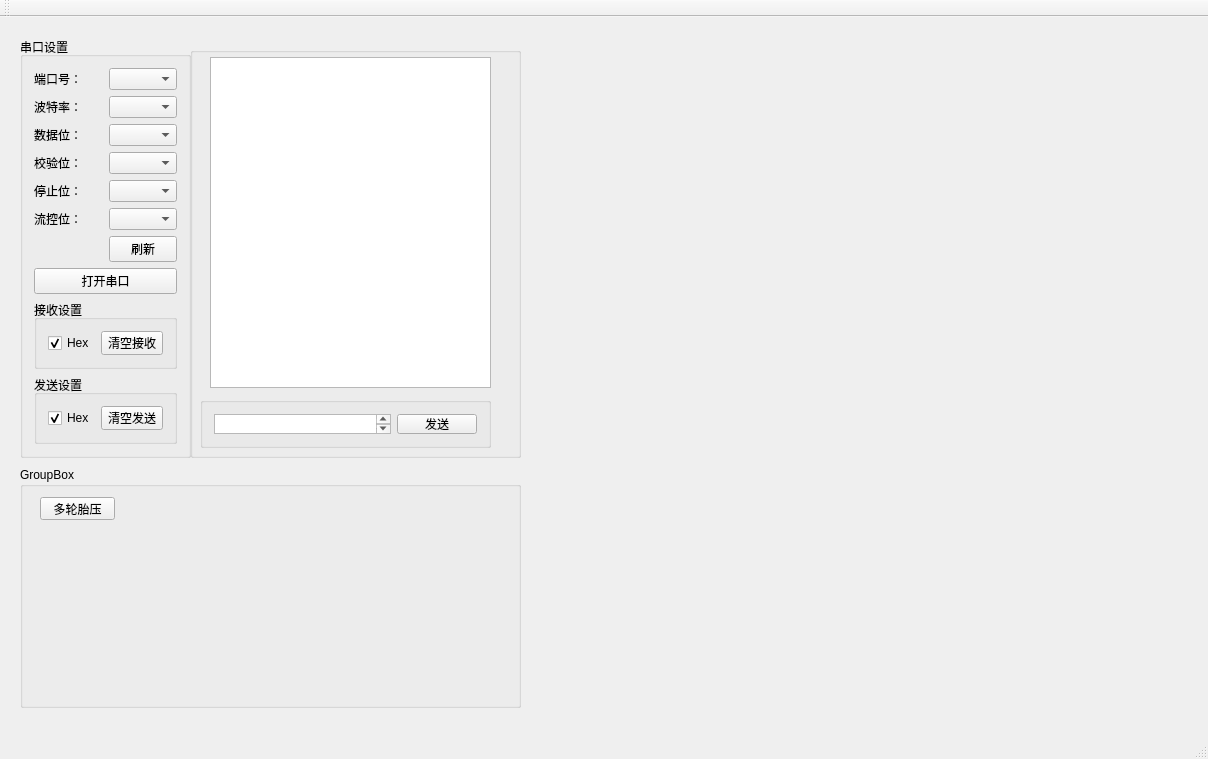
Before: the Qt Designer form uart_demo/mainwindow.ui in maoqian5/QT_ailink_demo, drawn with Qt 5.
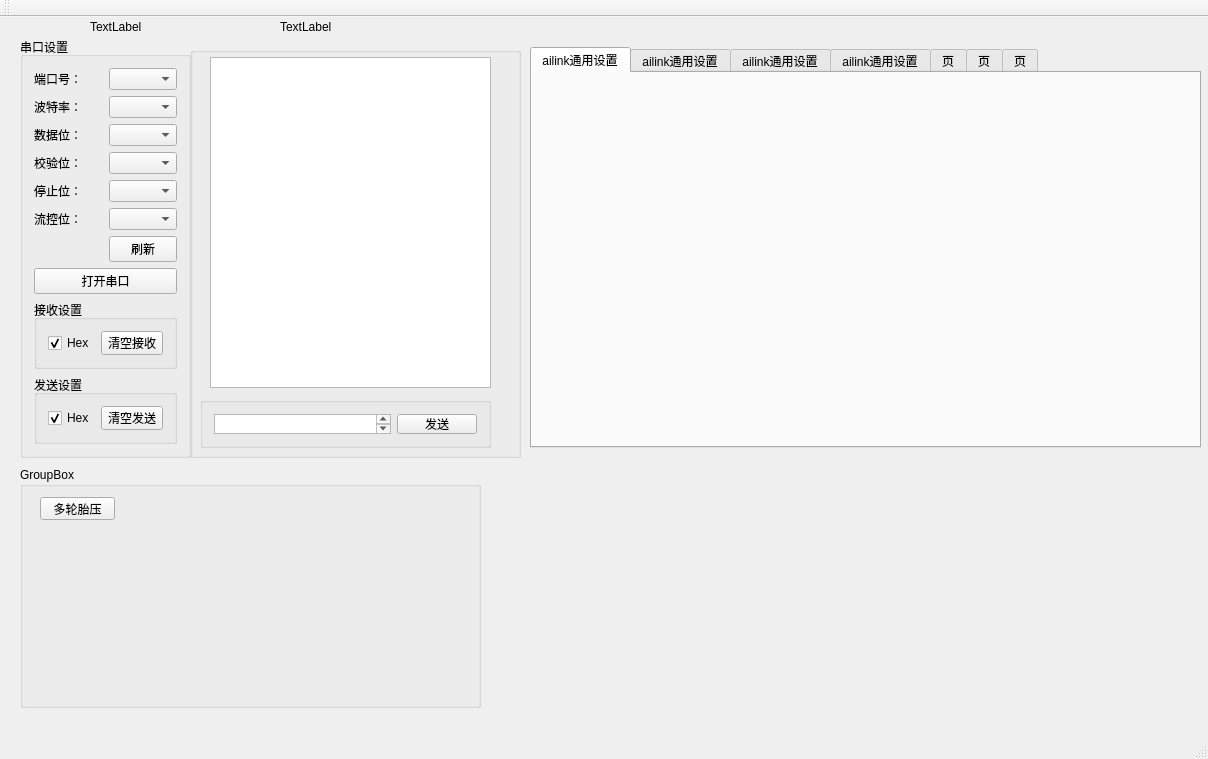
After: the same form once the commit is applied.

Commit message: 考虑用tabwidget来做功能窗口

The edit to the form file:
```diff
--- a/uart_demo/mainwindow.ui
+++ b/uart_demo/mainwindow.ui
@@ -208,7 +208,7 @@
      <rect>
       <x>20</x>
       <y>450</y>
-      <width>501</width>
+      <width>461</width>
       <height>241</height>
      </rect>
     </property>
@@ -229,6 +229,80 @@
      </property>
     </widget>
    </widget>
+   <widget class="QLabel" name="lblMouseEventGlobalPos">
+    <property name="geometry">
+     <rect>
+      <x>280</x>
+      <y>0</y>
+      <width>180</width>
+      <height>20</height>
+     </rect>
+    </property>
+    <property name="text">
+     <string>TextLabel</string>
+    </property>
+   </widget>
+   <widget class="QLabel" name="lblMouseEventETlPos">
+    <property name="geometry">
+     <rect>
+      <x>90</x>
+      <y>0</y>
+      <width>180</width>
+      <height>20</height>
+     </rect>
+    </property>
+    <property name="text">
+     <string>TextLabel</string>
+    </property>
+   </widget>
+   <widget class="QTabWidget" name="tabWidget">
+    <property name="geometry">
+     <rect>
+      <x>530</x>
+      <y>30</y>
+      <width>671</width>
+      <height>401</height>
+     </rect>
+    </property>
+    <property name="currentIndex">
+     <number>0</number>
+    </property>
+    <widget class="QWidget" name="tab">
+     <attribute name="title">
+      <string>ailink通用设置</string>
+     </attribute>
+    </widget>
+    <widget class="QWidget" name="tab_4">
+     <attribute name="title">
+      <string>ailink通用设置</string>
+     </attribute>
+    </widget>
+    <widget class="QWidget" name="tab_2">
+     <attribute name="title">
+      <string>ailink通用设置</string>
+     </attribute>
+    </widget>
+    <widget class="QWidget" name="tab_3">
+     <attribute name="title">
+      <string>ailink通用设置</string>
+     </attribute>
+    </widget>
+    <widget class="QWidget" name="tab_5">
+     <attribute name="title">
+      <string>页</string>
+     </attribute>
+    </widget>
+    <widget class="QWidget" name="tab_6">
+     <attribute name="title">
+      <string>页</string>
+     </attribute>
+    </widget>
+    <widget class="QWidget" name="tab_7">
+     <attribute name="title">
+      <string>页</string>
+     </attribute>
+    </widget>
+   </widget>
   </widget>
   <widget class="QMenuBar" name="menuBar">
    <property name="geometry">
```
The commit also changes 5 other files.
